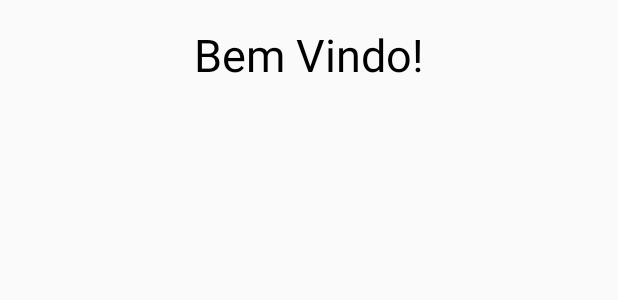
After one commit to jereps/CursoAndroid, an Android app: the layout activity_segunda_tela.xml on its own in the app's theme, with its tools: preview values and no code run, on a phone screen of 412 x 824 dp. The commit adds this screen. Shown: the top 300 px of the screen. Run offline under Robolectric (Android 15) with nearby library versions, the phone set to English and light mode, and no system bars.

Commit message:
Feito a logica para autenticar usuario e senha, e chamar nova tela

```diff
--- a/Login/app/src/main/AndroidManifest.xml
+++ b/Login/app/src/main/AndroidManifest.xml
@@ -15,6 +15,7 @@
                 <category android:name="android.intent.category.LAUNCHER" />
             </intent-filter>
         </activity>
+        <activity android:name=".SegundaTela"></activity>
     </application>
 
 </manifest>
--- /dev/null
+++ b/Login/app/src/main/res/layout/activity_segunda_tela.xml
@@ -0,0 +1,23 @@
+<?xml version="1.0" encoding="utf-8"?>
+<RelativeLayout xmlns:android="http://schemas.android.com/apk/res/android"
+    xmlns:tools="http://schemas.android.com/tools"
+    android:layout_width="match_parent"
+    android:layout_height="match_parent"
+    android:paddingBottom="@dimen/activity_vertical_margin"
+    android:paddingLeft="@dimen/activity_horizontal_margin"
+    android:paddingRight="@dimen/activity_horizontal_margin"
+    android:paddingTop="@dimen/activity_vertical_margin"
+    tools:context="br.com.Login.SegundaTela">
+
+    <TextView
+        android:id="@+id/lbl"
+        android:layout_width="wrap_content"
+        android:layout_height="wrap_content"
+        android:text="Bem Vindo!"
+        android:textSize="30sp"
+        android:textColor="#000"
+        android:gravity="center_horizontal"
+        android:layout_alignParentTop="true"
+        android:layout_centerHorizontal="true" />
+
+</RelativeLayout>
```
Also changed, not shown: Login/app/src/main/java/br/com/Login/MainActivity.java (+47 -0 lines), Login/app/src/main/java/br/com/Login/SegundaTela.java (added, +27 -0 lines), Login/app/src/main/res/layout/activity_main.xml (+18 -12 lines).
